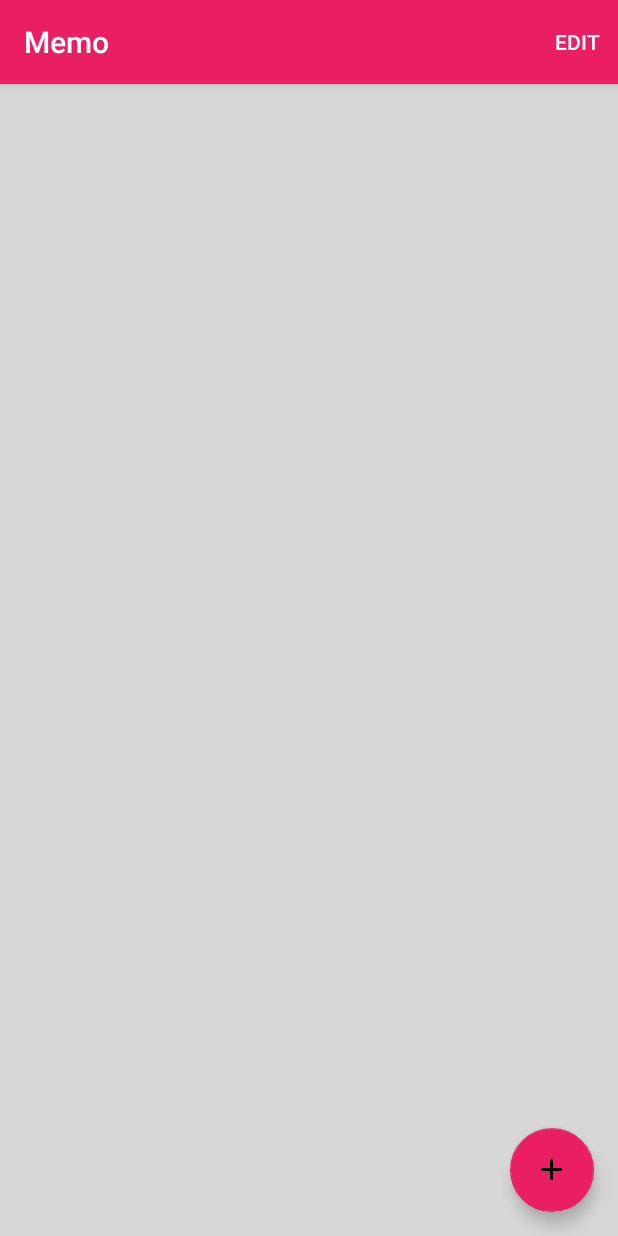
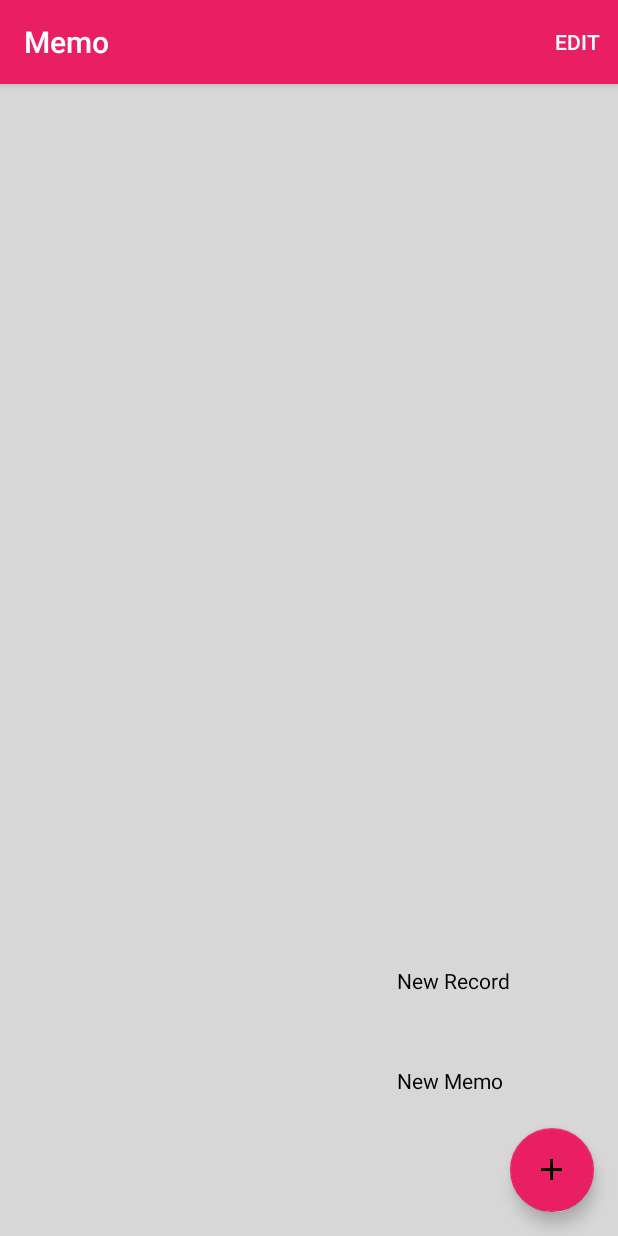
Before and after one commit to nice295/Memo, an Android app: the screen it shows after launch (MainActivity), after a tap on an icon or button, on a phone screen of 412 x 824 dp. Run offline under Robolectric (Android 15) with nearby library versions, the phone set to English and light mode, and no system bars; libraries missing offline, so code that uses them is left out: io.paperdb; 4 statements that could not run were skipped.

Commit message:
20160929
20160929

```diff
--- a/Android/app/src/main/AndroidManifest.xml
+++ b/Android/app/src/main/AndroidManifest.xml
@@ -36,7 +36,7 @@
 
         <activity
             android:name="com.nice295.memo.DescActivity"
-            android:label="저장된 메모"
+
             android:parentActivityName=".MainActivity"></activity>
 
 
--- a/Android/app/src/main/java/com/nice295/memo/MainActivity.java
+++ b/Android/app/src/main/java/com/nice295/memo/MainActivity.java
@@ -46,7 +46,8 @@ public class MainActivity extends AppCompatActivity implements View.OnClickListe
     private List<Recycler_item> items; //khle
     private RecyclerView recyclerView; //khlee
     private RecyclerAdapter mAdapter; //khlee
-
+    private TextView fabtext;
+    private TextView fabtext_2;
     @Override
     protected void onCreate(Bundle savedInstanceState) {
         super.onCreate(savedInstanceState);
@@ -54,6 +55,10 @@ public class MainActivity extends AppCompatActivity implements View.OnClickListe
 
         Paper.init(this); //khlee
 
+        fabtext = (TextView) findViewById(R.id.textView);
+        fabtext_2 = (TextView) findViewById(R.id.textView2);
+        fabtext.setVisibility(View.GONE);
+        fabtext_2.setVisibility(View.GONE);
         fab_plus = (FloatingActionButton) findViewById(R.id.fab_plus);
         fab_memo = (FloatingActionButton) findViewById(R.id.fab_newMemo);
         fab_record = (FloatingActionButton) findViewById(R.id.fab_newRecord);
@@ -65,14 +70,11 @@ public class MainActivity extends AppCompatActivity implements View.OnClickListe
             @Override
             public void onClick(View v) {
                 if (isOpen) {
-                    fab_record.startAnimation(fbClose);
-                    fab_memo.startAnimation(fbClose);
-                    fab_plus.startAnimation(fbAnticlockwise);
-                    fab_memo.setClickable(false);
-                    fab_record.setClickable(false);
-                    isOpen = false;
+                    Fabclose();
 
                 } else {
+                    fabtext.setVisibility(View.VISIBLE);
+                    fabtext_2.setVisibility(View.VISIBLE);
                     fab_record.startAnimation(fbOpen);
                     fab_memo.startAnimation(fbOpen);
                     fab_plus.startAnimation(fbClockwise);
@@ -127,7 +129,7 @@ public class MainActivity extends AppCompatActivity implements View.OnClickListe
         recyclerView.setAdapter(new RecyclerAdapter(getApplicationContext(), items, R.layout.activity_main));
         */
         mAdapter = new RecyclerAdapter(getApplicationContext(), items, R.layout.activity_main);
-       recyclerView.setAdapter(mAdapter);
+        recyclerView.setAdapter(mAdapter);
 
         //mAdapter.notifyDataSetChanged();
     }
@@ -146,7 +148,7 @@ public class MainActivity extends AppCompatActivity implements View.OnClickListe
             items.add( database.get(idx) );
         }
 
-       mAdapter.notifyDataSetChanged();
+        mAdapter.notifyDataSetChanged();
     }
 
     // Menu icons are inflated just as they were with actionbar
@@ -172,10 +174,12 @@ public class MainActivity extends AppCompatActivity implements View.OnClickListe
     @Override
     public void onClick(View v) {
         if (v == fab_memo) {
+            Fabclose();
             Intent intent = new Intent(this, NewMemoActivity.class);
             startActivity(intent);
         }
         else if (v == fab_record) {
+            Fabclose();
             Intent intent = new Intent(this, NewRecordActivity.class);
             startActivity(intent);
         }
@@ -210,9 +214,8 @@ public class MainActivity extends AppCompatActivity implements View.OnClickListe
                 @Override
                 public void onClick(View v) {
                     Intent intent =new Intent(context,DescActivity.class);
-
                     intent.putExtra("VALUE", item.getdesc());
-
+                    intent.putExtra("VALUE_2",item.getTitle());
                     startActivity(intent);
 
                     Toast.makeText(context, item.getTitle(), Toast.LENGTH_SHORT).show();
@@ -241,6 +244,16 @@ public class MainActivity extends AppCompatActivity implements View.OnClickListe
         }
     }
 
+    private void Fabclose() {
+        fab_record.startAnimation(fbClose);
+        fab_memo.startAnimation(fbClose);
+        fab_plus.startAnimation(fbAnticlockwise);
+        fab_memo.setClickable(false);
+        fab_record.setClickable(false);
+        isOpen = false;
+        fabtext.setVisibility(View.GONE);
+        fabtext_2.setVisibility(View.GONE);
+    }
     public void startMemo(View view) {
         startActivity(new Intent(this, NewMemoActivity.class));
     }
--- a/Android/app/src/main/res/layout/activity_main.xml
+++ b/Android/app/src/main/res/layout/activity_main.xml
@@ -65,6 +65,24 @@
         app:background="@color/fab_color"
         android:id="@+id/fab_plus"
         app:pressedTranslationZ="12dp"/>
-
-
+    <TextView
+        android:layout_width="wrap_content"
+        android:layout_height="wrap_content"
+        android:textColor="#000000"
+        android:text="@string/title_activity_new_record"
+        android:layout_marginBottom="15dp"
+        android:id="@+id/textView2"
+        android:layout_alignBottom="@+id/fab_newRecord"
+        android:layout_toLeftOf="@+id/fab_newRecord"
+        android:layout_toStartOf="@+id/fab_newRecord" />
+    <TextView
+        android:layout_width="wrap_content"
+        android:layout_height="wrap_content"
+        android:textColor="#000000"
+        android:text="@string/title_activity_new_memo"
+        android:id="@+id/textView"
+        android:layout_marginBottom="14dp"
+        android:layout_alignBottom="@+id/fab_newMemo"
+        android:layout_alignLeft="@+id/textView2"
+        android:layout_alignStart="@+id/textView2" />
 </RelativeLayout>
```
Also changed, not shown: Android/app/src/main/java/com/nice295/memo/DescActivity.java (+7 -3 lines), Android/app/src/main/java/com/nice295/memo/NewMemoActivity.java (line endings or trailing spaces).
